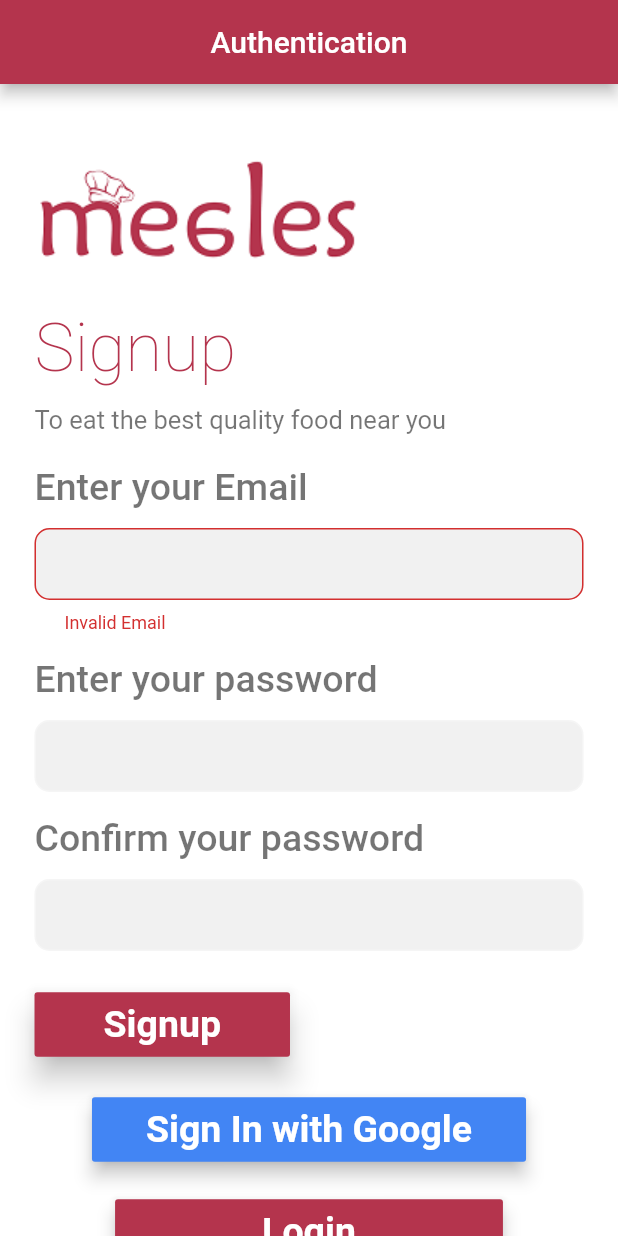
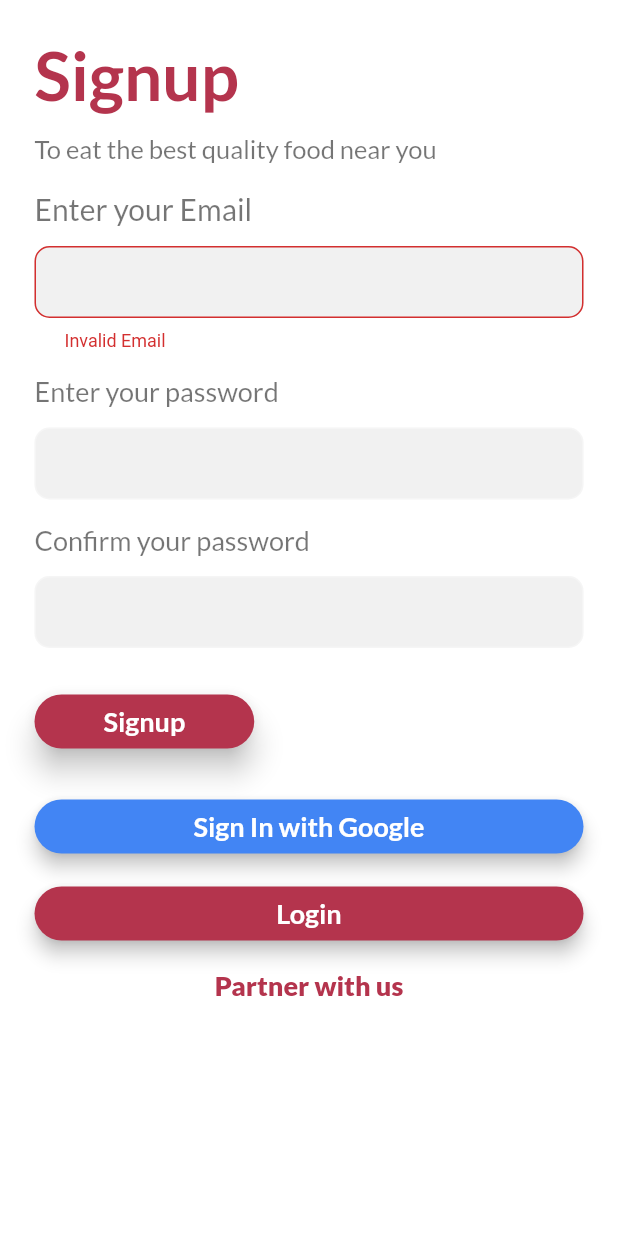
Before and after one commit to naveen6768/meelesCustomerApp, a Flutter app: the screen it shows after launch, after a tap on "Login", after a tap on "Sigup", on a phone screen of 412 x 824 dp. Run offline on Flutter 3.47's test engine with Material 2 defaults, Android fonts, the phone set to English and light mode, and no system bars; our stand-ins replace cloud_firestore, firebase_auth, firebase_core, firebase_storage, qr_flutter, toggle_switch; accounts and stored records are empty.

Commit message:
login updated

```diff
--- a/lib/providers/messDetailsData.dart
+++ b/lib/providers/messDetailsData.dart
@@ -9,6 +9,7 @@ class MessDetailsData with ChangeNotifier {
   Map<String, dynamic> mess_details;
   String show = 'Both';
   String landmark = 'KIET College';
+
   void getmess(var doc) {
     mess_details = doc;
     print(mess_details);
--- a/lib/screens/loginScreen.dart
+++ b/lib/screens/loginScreen.dart
@@ -79,10 +79,6 @@ class _LoginScreenState extends State<LoginScreen> {
   @override
   Widget build(BuildContext context) {
     return Scaffold(
-      appBar: AppBar(
-        title: Text('Authentication'),
-        centerTitle: true,
-      ),
       body: SafeArea(
         child: SingleChildScrollView(
           child: Padding(
@@ -93,9 +89,9 @@ class _LoginScreenState extends State<LoginScreen> {
               child: Column(
                 crossAxisAlignment: CrossAxisAlignment.start,
                 children: [
-                  Image(
-                    image: AssetImage('images/meeles_logo.png'),
-                  ),
+                  // Image(
+                  //   image: AssetImage('images/meeles_logo.png'),
+                  // ),
                   SizedBox(
                     height: 5.0,
                   ),
@@ -103,28 +99,31 @@ class _LoginScreenState extends State<LoginScreen> {
                     _authmode == AuthMode.Login ? 'Login' : 'Signup',
                     style: Theme.of(context).textTheme.headline1.copyWith(
                           fontSize: 45.0,
-                        // fontWeight: FontWeight.w600,
-                        color: Theme.of(context).primaryColor),
+                          fontWeight: FontWeight.w600,
+                          color: Theme.of(context).primaryColor,
+                          fontFamily: 'Lato',
+                        ),
                   ),
                   SizedBox(
                     height: 12.0,
                   ),
                   Text(
                     'To eat the best quality food near you',
-                    style: Theme.of(context)
-                        .textTheme
-                        .headline2
-                        .copyWith(fontSize: 17.0),
+                    style: Theme.of(context).textTheme.headline2.copyWith(
+                          fontSize: 17.0,
+                          fontFamily: 'Lato',
+                        ),
                   ),
                   const SizedBox(
-                    height: 20.0,
+                    height: 18.0,
                   ),
                   Text(
                     'Enter your Email',
-                    style: Theme.of(context)
-                        .textTheme
-                        .headline1
-                        .copyWith(fontSize: 25.0, fontWeight: FontWeight.w500),
+                    style: Theme.of(context).textTheme.headline1.copyWith(
+                          fontSize: 20.0,
+                          fontWeight: FontWeight.w500,
+                          fontFamily: 'Lato',
+                        ),
                   ),
                   const SizedBox(
                     height: 13.0,
@@ -163,10 +162,11 @@ class _LoginScreenState extends State<LoginScreen> {
                   ),
                   Text(
                     'Enter your password',
-                    style: Theme.of(context)
-                        .textTheme
-                        .headline1
-                        .copyWith(fontSize: 25.0, fontWeight: FontWeight.w500),
+                    style: Theme.of(context).textTheme.headline1.copyWith(
+                          fontSize: 18.0,
+                          fontWeight: FontWeight.w500,
+                          fontFamily: 'Lato',
+                        ),
                   ),
                   const SizedBox(
                     height: 13.0,
@@ -205,7 +205,10 @@ class _LoginScreenState extends State<LoginScreen> {
                     Text(
                       'Confirm your password',
                       style: Theme.of(context).textTheme.headline1.copyWith(
-                          fontSize: 25.0, fontWeight: FontWeight.w500),
+                            fontSize: 18.0,
+                            fontWeight: FontWeight.w500,
+                            fontFamily: 'Lato',
+                          ),
                     ),
                   if (_authmode == AuthMode.Signup)
                     const SizedBox(
@@ -251,6 +254,9 @@ class _LoginScreenState extends State<LoginScreen> {
                       elevation: 8.0,
                       onPressed: _submit,
                       color: Theme.of(context).primaryColor,
+                      shape: RoundedRectangleBorder(
+                        borderRadius: BorderRadius.circular(30),
+                      ),
                       child: Padding(
                         padding: const EdgeInsets.symmetric(
                             horizontal: 30.0, vertical: 7.0),
@@ -258,8 +264,10 @@ class _LoginScreenState extends State<LoginScreen> {
                           _authmode == AuthMode.Login ? 'Login' : 'Signup',
                           style: Theme.of(context).textTheme.button.copyWith(
                                 color: Colors.white,
-                              fontSize: 25.0,
-                              fontWeight: FontWeight.w600),
+                                fontSize: 18.0,
+                                fontWeight: FontWeight.w600,
+                                fontFamily: 'Lato',
+                              ),
                         ),
                       ),
                     ),
@@ -267,10 +275,15 @@ class _LoginScreenState extends State<LoginScreen> {
                     height: 22.0,
                   ),
                   Center(
+                    child: Container(
+                      width: double.infinity,
                       child: RaisedButton(
                         elevation: 5.0,
                         onPressed: () {},
                         color: Color(0xff4285F4),
+                        shape: RoundedRectangleBorder(
+                          borderRadius: BorderRadius.circular(30),
+                        ),
                         child: Padding(
                           padding: const EdgeInsets.symmetric(
                               horizontal: 20.0, vertical: 7.0),
@@ -278,21 +291,28 @@ class _LoginScreenState extends State<LoginScreen> {
                             'Sign In with Google',
                             style: Theme.of(context).textTheme.button.copyWith(
                                   color: Colors.white,
-                                fontSize: 25.0,
+                                  fontSize: 18.0,
                                   fontWeight: FontWeight.w600,
+                                  fontFamily: 'Lato',
+                                ),
                           ),
                         ),
                       ),
                     ),
                   ),
                   SizedBox(
-                    height: 20.0,
+                    height: 10.0,
                   ),
                   Center(
+                    child: Container(
+                      width: double.infinity,
                       child: RaisedButton(
                         elevation: 5.0,
                         onPressed: _switchMode,
                         color: Theme.of(context).primaryColor,
+                        shape: RoundedRectangleBorder(
+                          borderRadius: BorderRadius.circular(30),
+                        ),
                         child: Padding(
                           padding: const EdgeInsets.symmetric(
                               horizontal: 82.0, vertical: 7.0),
@@ -300,8 +320,10 @@ class _LoginScreenState extends State<LoginScreen> {
                             _authmode == AuthMode.Login ? 'Sigup' : 'Login',
                             style: Theme.of(context).textTheme.button.copyWith(
                                   color: Colors.white,
-                                fontSize: 25.0,
+                                  fontSize: 18.0,
                                   fontWeight: FontWeight.w600,
+                                  fontFamily: 'Lato',
+                                ),
                           ),
                         ),
                       ),
@@ -318,7 +340,8 @@ class _LoginScreenState extends State<LoginScreen> {
                         style: Theme.of(context).textTheme.headline4.copyWith(
                               fontWeight: FontWeight.w800,
                               color: Theme.of(context).primaryColor,
-                              fontSize: 20.0,
+                              fontSize: 18.0,
+                              fontFamily: 'Lato',
                             ),
                       ),
                     ),
--- a/lib/widgets/menu.dart
+++ b/lib/widgets/menu.dart
@@ -2,6 +2,7 @@ import 'package:Meeles/providers/messDetailsData.dart';
 import 'package:Meeles/screens/bookingdetails_screen.dart';
 import 'package:cloud_firestore/cloud_firestore.dart';
 import 'package:firebase_auth/firebase_auth.dart';
+import 'package:firebase_storage/firebase_storage.dart';
 import 'package:flutter/material.dart';
 import 'package:intl/intl.dart';
 import 'package:provider/provider.dart';
@@ -24,6 +25,7 @@ class MenuWidget extends StatelessWidget {
   Widget build(BuildContext context) {
     bool isallowed;
     var meelend, prebooking;
+    int bookings;
     double dif2, dif, doublemeelend, prebookTime;
     var nowTime = TimeOfDay.now();
     double doublenowTime =
@@ -34,6 +36,19 @@ class MenuWidget extends StatelessWidget {
           .placedorder(data);
       print(docref);
       Navigator.of(context).pushNamed(BookRecipt.id, arguments: docref);
+    }
+
+    getbookings(type) async {
+      bookings = await instant
+          .doc(mess_email)
+          .collection('Other Details')
+          .doc('Booking')
+          .collection(DateFormat.yMMMMEEEEd().format(DateTime.now()))
+          .where('Type', isEqualTo: type)
+          .get()
+          .then((value) {
+        return value.size;
+      });
     }
 
     return Container(
@@ -54,15 +69,18 @@ class MenuWidget extends StatelessWidget {
             shrinkWrap: true,
             physics: ScrollPhysics(),
             children: menushot.data.docs.map((QueryDocumentSnapshot document) {
-              if (document.data()['type'] == 'Lunch')
+              if (document.data()['type'] == 'Lunch') {
                 meelend = TimeOfDay(
                     hour: int.parse(lunch_end.split(":")[0]),
                     minute: int.parse(lunch_end.split(":")[1].split(" ")[0]));
-              else {
+                getbookings('Lunch');
+              } else {
                 meelend = TimeOfDay(
                     hour: int.parse(dinner_end.split(":")[0]),
                     minute: int.parse(dinner_end.split(":")[1].split(" ")[0]));
+                getbookings('Dinner');
               }
+
               prebooking = TimeOfDay(
                   hour:
                       int.parse(document.data()['Prebook Time'].split(":")[0]),
@@ -88,7 +106,7 @@ class MenuWidget extends StatelessWidget {
                   isallowed = true;
                 } else
                   isallowed = false;
-              } else if (dif2 < 0)
+              } else if (dif2 < 0 && document.data()['Seats'] > bookings)
                 isallowed = true;
               else if (dif2 < 0 && document.data()['Instant'] != 0)
                 isallowed = true;
```
Lines whose indentation alone changed are shown as unchanged.
